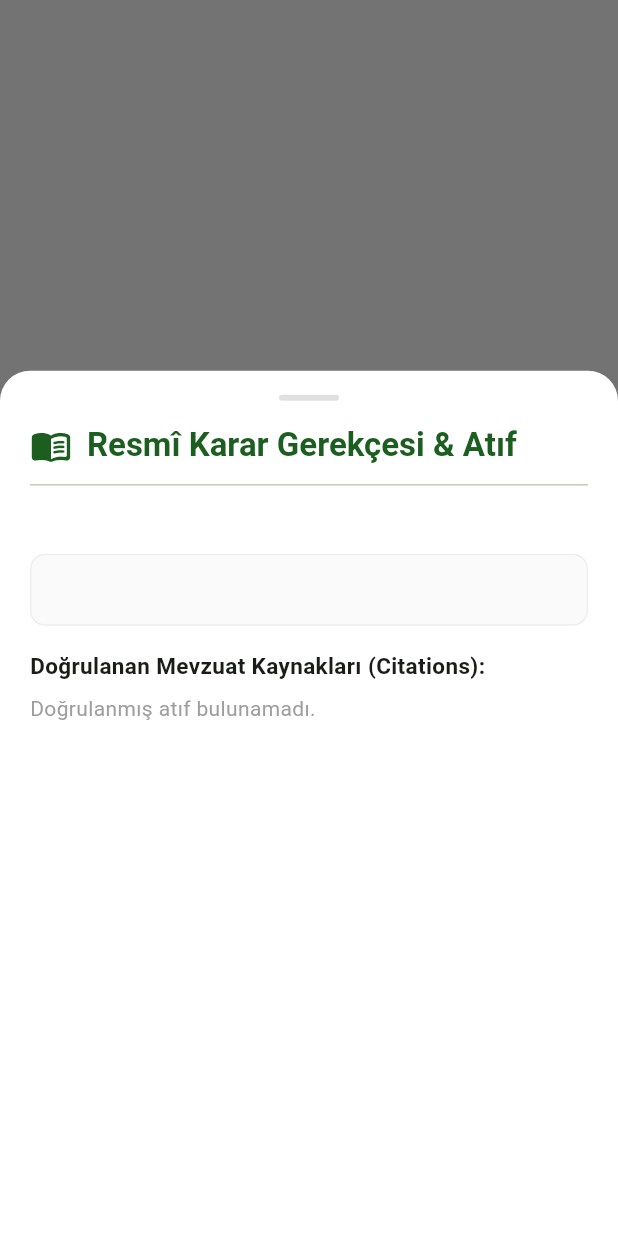
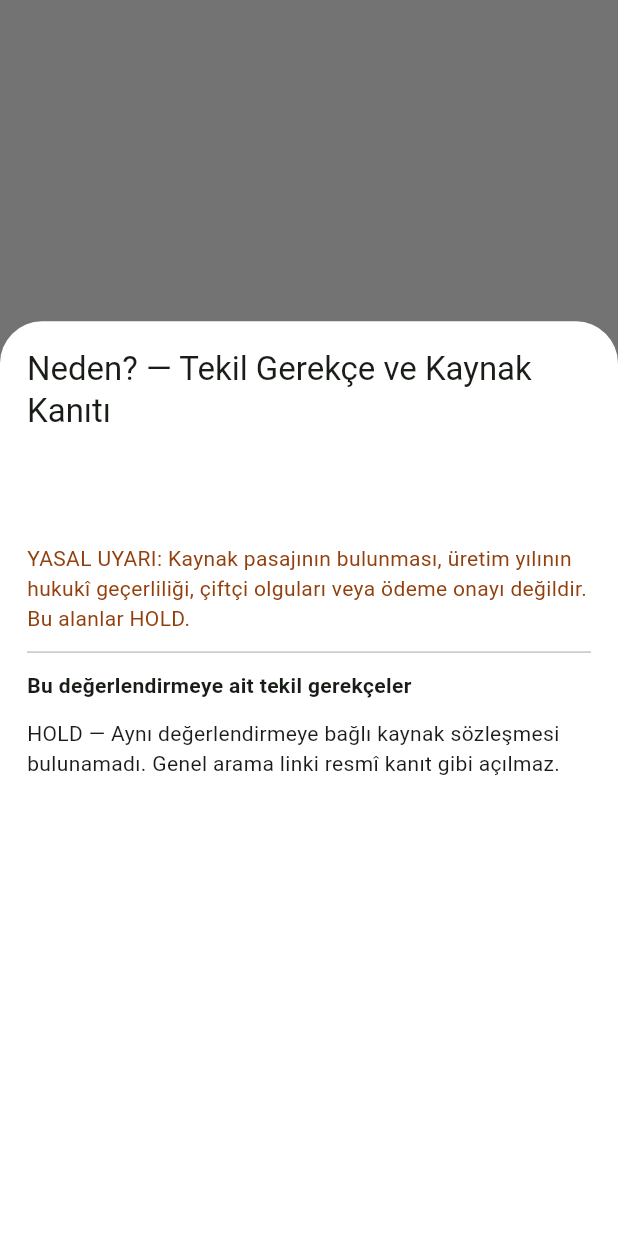
Before and after one commit to seydivakkas/TarimDestegimRAG, a Flutter app: what show() shows on an empty page, opened directly with empty values, on a phone screen of 412 x 824 dp. Run offline on Flutter 3.47's test engine with Material 3 defaults, Android fonts, the phone set to English and light mode, and no system bars; network calls fail; statements that could not run were skipped.

Commit message:
feat(F10/mobile): show only exact claim source and original HTML link; generic RAG citations HOLD

```diff
--- a/mobile/lib/presentation/screens/why_citations_dialog.dart
+++ b/mobile/lib/presentation/screens/why_citations_dialog.dart
@@ -1,162 +1,165 @@
-// Telif Hakkı (c) 2026 Seydi Eryılmaz (@seydivakkas)
-// ÖZEL LİSANS — TÜM HAKLAR SAKLIDIR
+// F10 — exact claim evidence only; generic RAG citations are NOT official.
+import 'package:flutter/material.dart';
+import 'package:url_launcher/url_launcher.dart';
 
-import 'package:flutter/material.dart';
-
-import '../../core/theme/app_theme.dart';
 import '../../data/models/support_models.dart';
+import '../../data/models/canonical_evidence_models.dart';
 
 class WhyCitationsDialog extends StatelessWidget {
   final ExplanationResult explanation;
+  final RuleResult? rule;
+  final CanonicalEvidenceIndex? evidenceIndex;
 
-  const WhyCitationsDialog({super.key, required this.explanation});
+  const WhyCitationsDialog({
+    super.key,
+    required this.explanation,
+    this.rule,
+    this.evidenceIndex,
+  });
 
-  static void show(BuildContext context, ExplanationResult explanation) {
+  static void show(
+    BuildContext context,
+    ExplanationResult explanation, {
+    RuleResult? rule,
+    CanonicalEvidenceIndex? evidenceIndex,
+  }) {
     showModalBottomSheet(
       context: context,
       isScrollControlled: true,
       backgroundColor: Colors.white,
-      shape: const RoundedRectangleBorder(
-        borderRadius: BorderRadius.vertical(top: Radius.circular(20)),
+      builder: (ctx) => WhyCitationsDialog(
+        explanation: explanation,
+        rule: rule,
+        evidenceIndex: evidenceIndex,
       ),
-      builder: (ctx) => WhyCitationsDialog(explanation: explanation),
     );
   }
 
   @override
   Widget build(BuildContext context) {
+    final scoped = evidenceIndex?.claims.where((c) =>
+        rule != null &&
+        c.ruleId == rule!.ruleId &&
+        c.supportId == rule!.supportId).toList() ?? [];
+
     return DraggableScrollableSheet(
-      initialChildSize: 0.7,
-      maxChildSize: 0.9,
-      minChildSize: 0.4,
+      initialChildSize: 0.74,
+      minChildSize: 0.40,
+      maxChildSize: 0.93,
       expand: false,
-      builder: (context, scrollController) {
-        return Padding(
-          padding: const EdgeInsets.symmetric(horizontal: 20, vertical: 16),
-          child: ListView(
-            controller: scrollController,
-            children: [
-              Center(
-                child: Container(
-                  width: 40,
-                  height: 4,
-                  decoration: BoxDecoration(
-                    color: Colors.grey.shade300,
-                    borderRadius: BorderRadius.circular(2),
-                  ),
+      builder: (context, controller) => ListView(
+        controller: controller,
+        padding: const EdgeInsets.all(18),
+        children: [
+          Text('Neden? — Tekil Gerekçe ve Kaynak Kanıtı',
+              style: Theme.of(context).textTheme.titleLarge),
+          const SizedBox(height: 12),
+          Text(explanation.supportName,
+              style: const TextStyle(fontWeight: FontWeight.bold)),
+          const SizedBox(height: 8),
+          Text(explanation.detailedReasonTr),
+          const SizedBox(height: 12),
+          const Text(
+            'YASAL UYARI: Kaynak pasajının bulunması, üretim yılının '
+            'hukukî geçerliliği, çiftçi olguları veya ödeme onayı değildir. '
+            'Bu alanlar HOLD.',
+            style: TextStyle(color: Color(0xFF92400E)),
+          ),
+          const Divider(height: 25),
+          const Text('Bu değerlendirmeye ait tekil gerekçeler',
+              style: TextStyle(fontWeight: FontWeight.bold)),
+          if (scoped.isEmpty)
+            const Padding(
+              padding: EdgeInsets.symmetric(vertical: 12),
+              child: Text(
+                'HOLD — Aynı değerlendirmeye bağlı kaynak sözleşmesi '
+                'bulunamadı. Genel arama linki resmî kanıt gibi açılmaz.',
+              ),
+            )
+          else
+            ...scoped.map((proof) => _proofCard(proof)),
+          if (explanation.citations.isNotEmpty) ...[
+            const Divider(height: 26),
+            const Text(
+              'Genel arama parçaları — kaynak konumu doğrulanmadı',
+              style: TextStyle(fontWeight: FontWeight.bold),
+            ),
+            ...explanation.citations.take(5).map((citation) => Card(
+              child: Padding(
+                padding: const EdgeInsets.all(12),
+                child: Column(
+                  crossAxisAlignment: CrossAxisAlignment.start,
+                  children: [
+                    Text(citation.title,
+                        style: const TextStyle(fontWeight: FontWeight.bold)),
+                    Text(citation.section),
+                    const Text(
+                      'HOLD — Birebir SHA/madde/pasaj denetimi yok. '
+                      'Bu arama sonucu tıklanabilir resmî kanıt değildir.',
+                    ),
+                  ],
                 ),
               ),
-              const SizedBox(height: 16),
-              Row(
-                children: [
-                  const Icon(Icons.menu_book_rounded, color: AppTheme.primaryGreen, size: 28),
-                  const SizedBox(width: 10),
-                  Expanded(
-                    child: Text(
-                      "Resmî Karar Gerekçesi & Atıf",
-                      style: Theme.of(context).textTheme.titleLarge?.copyWith(
-                            fontWeight: FontWeight.bold,
-                            color: AppTheme.primaryGreen,
-                          ),
-                    ),
-                  ),
-                ],
-              ),
-              const Divider(height: 24),
-              Text(
-                explanation.supportName,
-                style: const TextStyle(fontSize: 18, fontWeight: FontWeight.bold),
-              ),
-              const SizedBox(height: 8),
-              Container(
-                padding: const EdgeInsets.all(12),
-                decoration: BoxDecoration(
-                  color: Colors.grey.shade50,
-                  borderRadius: BorderRadius.circular(10),
-                  border: Border.all(color: Colors.grey.shade200),
-                ),
-                child: Text(
-                  explanation.detailedReasonTr,
-                  style: const TextStyle(fontSize: 14, height: 1.5, color: Colors.black87),
-                ),
-              ),
-              const SizedBox(height: 16),
-              const Text(
-                "Doğrulanan Mevzuat Kaynakları (Citations):",
-                style: TextStyle(fontSize: 15, fontWeight: FontWeight.bold),
-              ),
-              const SizedBox(height: 8),
-              if (explanation.citations.isEmpty)
-                const Text("Doğrulanmış atıf bulunamadı.", style: TextStyle(color: Colors.grey))
-              else
-                ...explanation.citations.map((c) => _buildCitationCard(c)),
-              const SizedBox(height: 20),
-            ],
-          ),
-        );
-      },
+            )),
+          ],
+        ],
+      ),
     );
   }
 
-  Widget _buildCitationCard(CitationDetail citation) {
+  Widget _proofCard(CanonicalClaimEvidence proof) {
+    final source = proof.source;
+    final located = proof.hasVerifiableSourceLocation && source != null;
+    final uri = proof.originalSourceUri;
     return Card(
       margin: const EdgeInsets.symmetric(vertical: 6),
-      elevation: 0,
-      color: const Color(0xFFF4F8F4),
-      shape: RoundedRectangleBorder(
-        borderRadius: BorderRadius.circular(10),
-        side: const BorderSide(color: Color(0xFFC8E6C9)),
-      ),
       child: Padding(
         padding: const EdgeInsets.all(12),
         child: Column(
           crossAxisAlignment: CrossAxisAlignment.start,
           children: [
-            Row(
-              children: [
-                const Icon(Icons.gavel_rounded, size: 16, color: AppTheme.primaryGreen),
-                const SizedBox(width: 6),
-                Expanded(
-                  child: Text(
-                    citation.title,
-                    style: const TextStyle(
-                      fontWeight: FontWeight.bold,
-                      fontSize: 14,
-                      color: AppTheme.primaryGreen,
-                    ),
-                  ),
+            Text(proof.claimText ?? 'Şart metni bulunamadı',
+                style: const TextStyle(fontWeight: FontWeight.w600)),
+            const SizedBox(height: 6),
+            SelectableText('claim_id: ' + (proof.claimId ?? 'HOLD')),
+            if (located) ...[
+              SelectableText('evidence_id: ' + (proof.evidenceId ?? 'HOLD')),
+              Text(source['document_id'].toString() + ' • ' +
+                  source['article'].toString() + ' • ' +
+                  source['target_provision'].toString()),
+              SelectableText('SHA-256: ' + source['source_sha256'].toString()),
+              const SizedBox(height: 7),
+              Container(
+                color: const Color(0xFFFFED52),
+                padding: const EdgeInsets.all(10),
+                child: SelectableText(
+                  source['exact_quote'].toString(),
+                  style: const TextStyle(color: Colors.black87),
                 ),
-                Container(
-                  padding: const EdgeInsets.symmetric(horizontal: 6, vertical: 2),
-                  decoration: BoxDecoration(
-                    color: Colors.white,
-                    borderRadius: BorderRadius.circular(6),
-                    border: Border.all(color: Colors.grey.shade300),
-                  ),
-                  child: Text(
-                    "${citation.year}",
-                    style: const TextStyle(fontSize: 11, fontWeight: FontWeight.bold),
-                  ),
+              ),
+              const Text(
+                'Birebir HTML pasajı özgün kaynakta konumlandırıldı. '
+                'Sarı metin uygulama önizlemesidir; yürürlük/ödeme HOLD.',
+              ),
+              if (uri != null)
+                TextButton.icon(
+                  onPressed: () async {
+                    await launchUrl(uri, mode: LaunchMode.externalApplication);
+                  },
+                  icon: const Icon(Icons.open_in_new),
+                  label: const Text('Doğrulanmış özgün kaynak belgesini aç'),
                 ),
-              ],
+            ] else
+              const Text(
+                'HOLD — Tekil gerekçenin kaynak konumu doğrulanmadı. '
+                'Sarı pasaj veya kaynak bağlantısı üretilmez.',
+                style: TextStyle(color: Color(0xFF92400E)),
+              ),
+            const Text(
+              'Mevzuat değişiklik zinciri: HOLD • Yıl geçerliliği: HOLD • '
+              'Çiftçi koşulu: doğrulanmadı • Ödeme: HOLD',
+              style: TextStyle(color: Color(0xFF92400E)),
             ),
-            const SizedBox(height: 6),
-            Text(
-              "Bölüm/Madde: ${citation.section}",
-              style: TextStyle(fontSize: 12, fontWeight: FontWeight.w600, color: Colors.grey.shade800),
-            ),
-            const SizedBox(height: 4),
-            Text(
-              '"${citation.snippet}"',
-              style: const TextStyle(fontSize: 13, fontStyle: FontStyle.italic, color: Colors.black87),
-            ),
-            if (citation.url != null) ...[
-              const SizedBox(height: 6),
-              Text(
-                "Resmî Gazete Linki: ${citation.url}",
-                style: const TextStyle(fontSize: 11, color: Colors.blueAccent, decoration: TextDecoration.underline),
-              ),
-            ],
           ],
         ),
       ),
```
